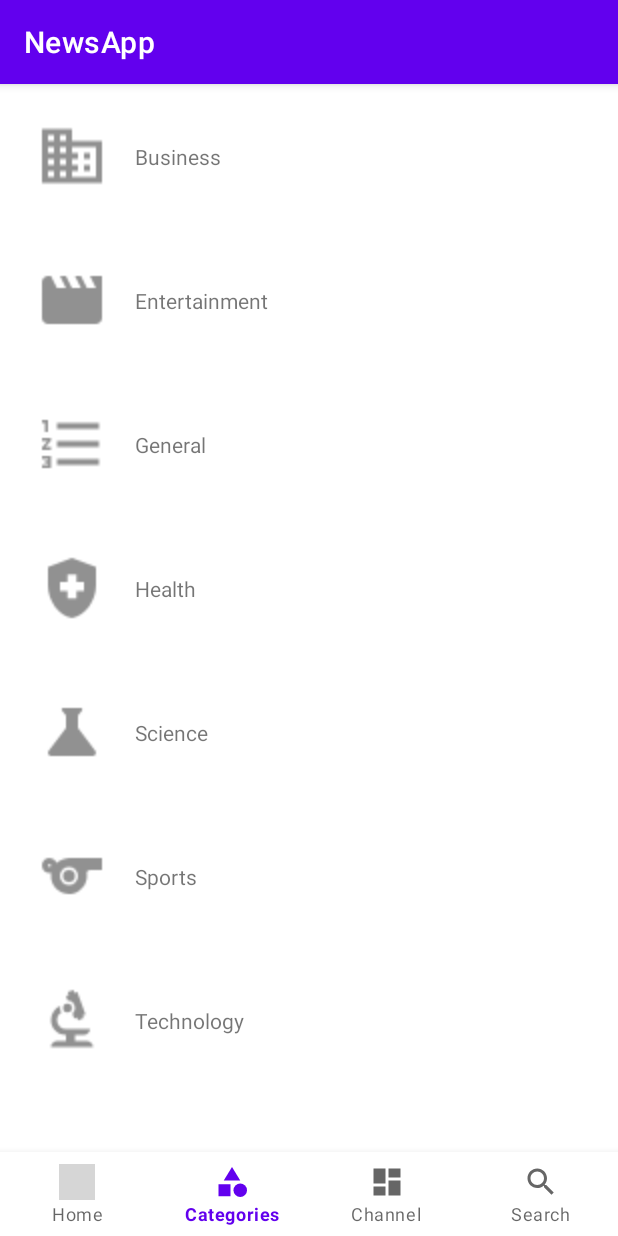
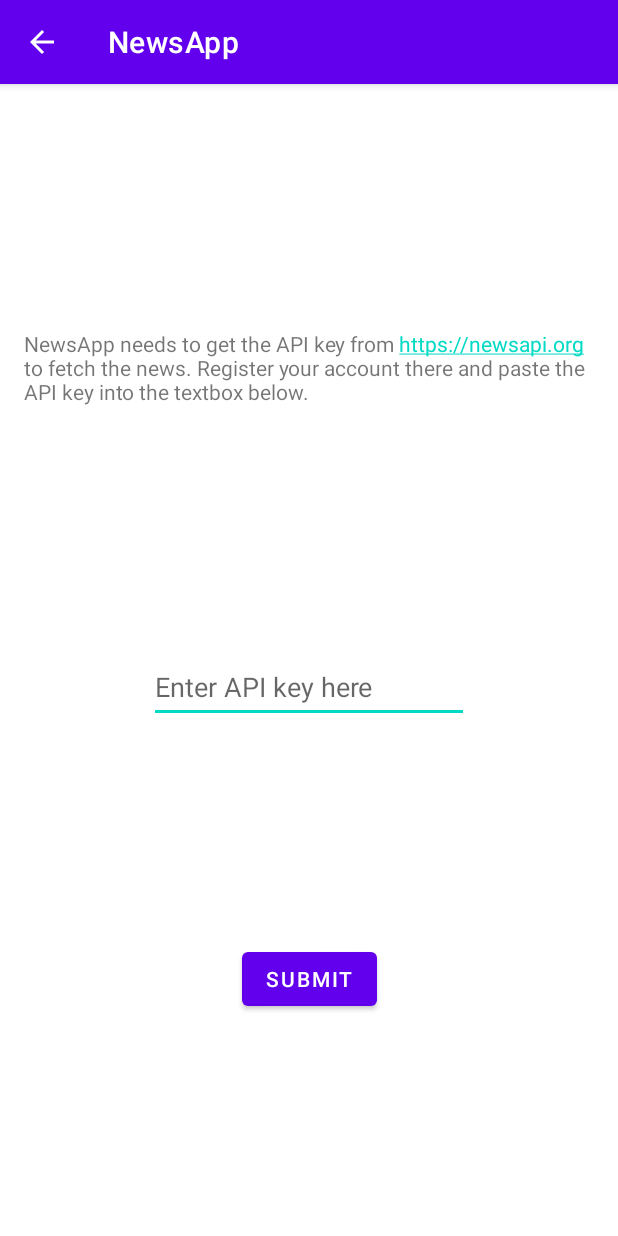
Before and after one commit to YAJATapps/NewsApp, an Android app: the screen it shows after launch (MainActivity before the commit, SetupActivity after it), item 2 of the bottom bar chosen, on a phone screen of 412 x 824 dp. Run offline under Robolectric (Android 15) with nearby library versions, the phone set to English and light mode, and no system bars; our stand-ins replace Room's generated code; pictures from the network do not load; grey boxes are pictures that could not be loaded.

Commit message:
Save & get the textbox value in setup activity

```diff
--- a/app/src/main/kotlin/com/yajatkumar/newsapp/MainActivity.kt
+++ b/app/src/main/kotlin/com/yajatkumar/newsapp/MainActivity.kt
@@ -1,5 +1,6 @@
 package com.yajatkumar.newsapp
 
+import android.content.Intent
 import androidx.appcompat.app.AppCompatActivity
 import android.os.Bundle
 import com.yajatkumar.newsapp.databinding.ActivityMainBinding
@@ -33,6 +34,7 @@ class MainActivity : AppCompatActivity() {
                 }
                 R.id.page_2 -> {
                     setFragment(CategoriesFragment())
+                    startSetup()
                     return@setOnItemSelectedListener true
                 }
                 R.id.page_3 -> {
@@ -55,4 +57,9 @@ class MainActivity : AppCompatActivity() {
             .commitAllowingStateLoss()
     }
 
+    private fun startSetup () {
+        val i = Intent()
+        i.setClass(this, SetupActivity::class.java)
+        startActivity(i)
+    }
 }
--- a/app/src/main/kotlin/com/yajatkumar/newsapp/SetupActivity.kt
+++ b/app/src/main/kotlin/com/yajatkumar/newsapp/SetupActivity.kt
@@ -4,6 +4,7 @@ import androidx.appcompat.app.AppCompatActivity
 import android.os.Bundle
 import android.view.MenuItem
 import com.yajatkumar.newsapp.databinding.ActivitySetupBinding
+import com.yajatkumar.newsapp.setting.SettingsApp
 
 
 class SetupActivity : AppCompatActivity() {
@@ -18,6 +19,15 @@ class SetupActivity : AppCompatActivity() {
         setContentView(view)
 
         supportActionBar?.setDisplayHomeAsUpEnabled(true)
+
+        // Set the API key from the preferences
+        binding.keyEditText.setText(SettingsApp.getAPIkey(this))
+
+        // Add the value of API key to the preferences and close activity
+        binding.submitButton.setOnClickListener {
+            SettingsApp.setAPIkey(this, binding.keyEditText.text.toString())
+            finish()
+        }
     }
 
     override fun onOptionsItemSelected(item: MenuItem): Boolean {
--- a/app/src/main/kotlin/com/yajatkumar/newsapp/fragment/BaseNewsFragment.kt
+++ b/app/src/main/kotlin/com/yajatkumar/newsapp/fragment/BaseNewsFragment.kt
@@ -13,7 +13,6 @@ import androidx.recyclerview.widget.RecyclerView
 import com.yajatkumar.newsapp.R
 import com.yajatkumar.newsapp.adapter.NewsAdapter
 import com.yajatkumar.newsapp.setting.SettingsApp
-import com.yajatkumar.newsapp.setting.SettingsManager
 import com.yajatkumar.newsapp.util.NewsAPI
 import com.yajatkumar.newsapp.util.ShakeDetector
 import retrofit2.Retrofit
@@ -100,7 +99,8 @@ abstract class BaseNewsFragment : Fragment() {
      */
     private fun swapNewsLayout() {
         val grid = SettingsApp.isGridNews(requireContext())
-        SettingsManager.putBoolean(requireContext(), SettingsApp.GRID_NEWS, !grid)
+        SettingsApp.setGridNews(requireContext(), !grid)
+
         loadLayoutManager()
         loadAdapter()
         setViewModel()
--- a/app/src/main/kotlin/com/yajatkumar/newsapp/setting/SettingsApp.kt
+++ b/app/src/main/kotlin/com/yajatkumar/newsapp/setting/SettingsApp.kt
@@ -10,12 +10,28 @@ class SettingsApp {
     companion object {
 
         // If the news uses grid layout
-        const val GRID_NEWS = "grid_news"
+        private const val GRID_NEWS = "grid_news"
+
+        // The custom set API key
+        private const val API_KEY = "api_key"
 
         fun isGridNews(context: Context): Boolean {
             return SettingsManager.getBoolean(context, GRID_NEWS, false)
         }
 
+        fun setGridNews(context: Context, value: Boolean) {
+            SettingsManager.putBoolean(context, GRID_NEWS, value)
+        }
+
+
+        fun getAPIkey(context: Context): String {
+            return SettingsManager.getString(context, API_KEY, "")
+        }
+
+        fun setAPIkey(context: Context, value: String) {
+            SettingsManager.putString(context, API_KEY, value)
+        }
+
     }
 
 }
```
Also changed, not shown: app/src/main/kotlin/com/yajatkumar/newsapp/setting/SettingsManager.kt (+10 -0 lines).
